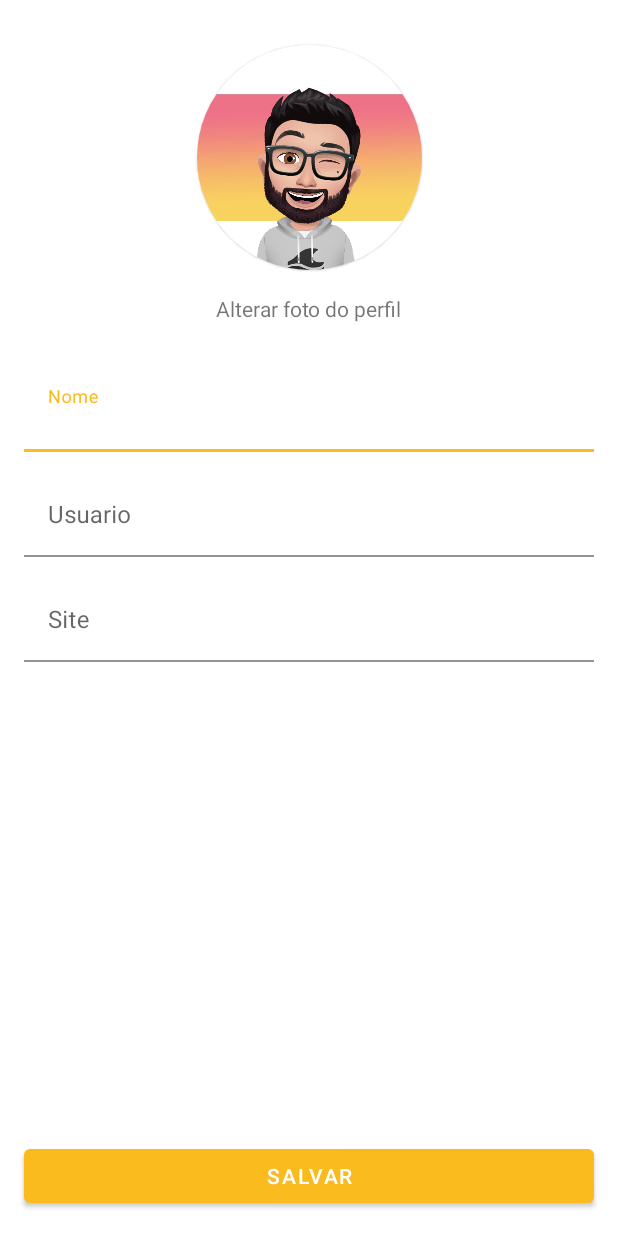
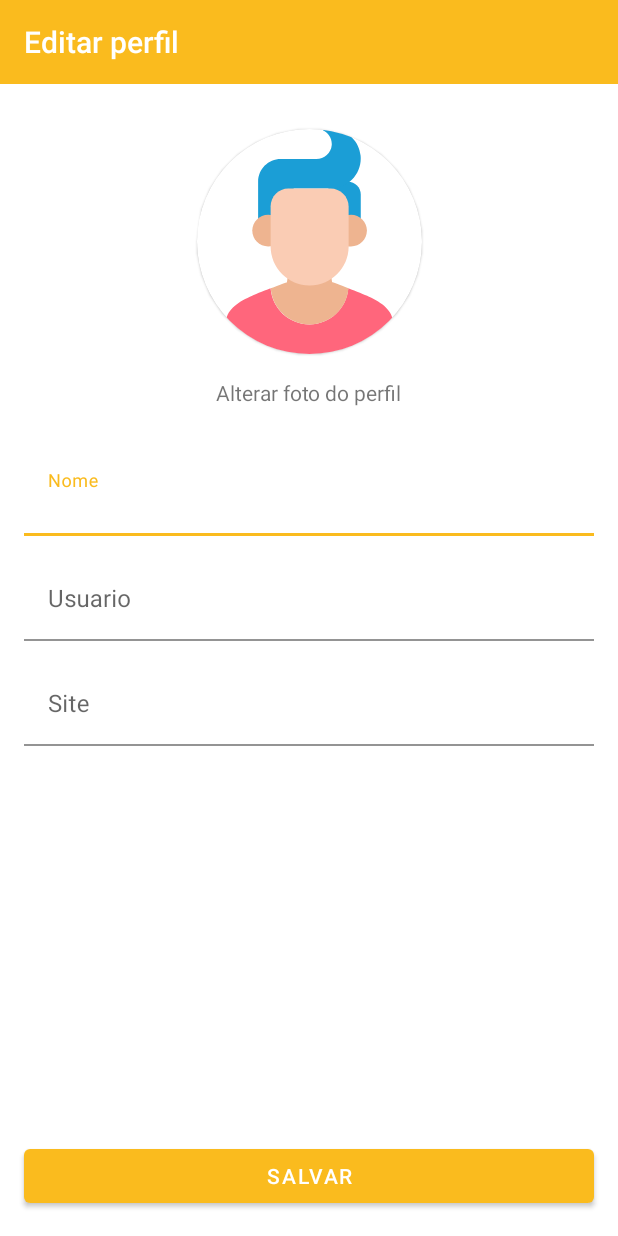
Before and after one commit to caiojj/knowledge-app, an Android app: the EditProfileActivity screen opened directly, with no data from a screen before it, on a phone screen of 412 x 824 dp. Run offline under Robolectric (Android 15) with nearby library versions, the phone set to English and light mode, and no system bars; pictures from the network do not load; 3 statements that could not run were skipped.

Commit message:
Implementação do service de upload de imagem e do glide

```diff
--- a/app/build.gradle
+++ b/app/build.gradle
@@ -37,11 +37,14 @@ android {
 }
 
 dependencies {
-
     implementation 'androidx.core:core-ktx:1.6.0'
     implementation 'androidx.appcompat:appcompat:1.3.1'
     implementation 'com.google.android.material:material:1.4.0'
     implementation 'androidx.constraintlayout:constraintlayout:2.1.0'
+
+    // https://github.com/bumptech/glide
+    implementation 'com.github.bumptech.glide:glide:4.12.0'
+    annotationProcessor 'com.github.bumptech.glide:compiler:4.12.0'
 
     //retrofit @see https://square.github.io/retrofit/
     implementation "com.squareup.retrofit2:retrofit:2.9.0"
--- a/app/src/main/AndroidManifest.xml
+++ b/app/src/main/AndroidManifest.xml
@@ -4,6 +4,7 @@
 
     <uses-permission android:name="android.permission.INTERNET" />
     <uses-permission android:name="android.permission.READ_EXTERNAL_STORAGE"/>
+    <uses-permission android:name="android.permission.WRITE_EXTERNAL_STORAGE"/>
 
     <application
         android:name=".App"
--- a/app/src/main/java/br/com/knowledge/core/UseCase.kt
+++ b/app/src/main/java/br/com/knowledge/core/UseCase.kt
@@ -11,6 +11,12 @@ abstract class UseCase<Param, Source> {
         abstract suspend fun execute(param1: Param1, param2: Param2): Flow<Source>
 
         open suspend operator fun invoke(param1: Param1, param2: Param2) = execute(param1, param2)
+    }
+
+    abstract class FourParams<Param1, Param2, Param3,Source> {
+        abstract suspend fun execute(param1: Param1, param2: Param2, param3: Param3): Flow<Source>
+
+        open suspend operator fun invoke(param1: Param1, param2: Param2, param3: Param3) = execute(param1, param2, param3)
     }
 
     abstract class NoParam<Source> : UseCase<None, Flow<Source>>() {
--- a/app/src/main/java/br/com/knowledge/data/di/DataModule.kt
+++ b/app/src/main/java/br/com/knowledge/data/di/DataModule.kt
@@ -7,6 +7,7 @@ import br.com.knowledge.data.repository.KnowledgeRepositoryImp
 import br.com.knowledge.data.services.ArticlesServices
 import br.com.knowledge.data.services.CreateAccountServices
 import br.com.knowledge.data.services.LoginServices
+import br.com.knowledge.data.services.UploadImageService
 import com.google.gson.GsonBuilder
 import okhttp3.OkHttpClient
 import okhttp3.logging.HttpLoggingInterceptor
@@ -37,7 +38,7 @@ object DataModule {
     private fun repositoryModule(): Module {
         return module {
             single<KnowledgeRepository> {
-                KnowledgeRepositoryImp(get(), get(), get(), get())
+                KnowledgeRepositoryImp(get(), get(), get(), get(), get())
             }
         }
     }
@@ -70,6 +71,9 @@ object DataModule {
             single {
                 createService<ArticlesServices>(get(), get())
             }
+            single {
+                createService<UploadImageService>(get(), get())
+            }
         }
     }
 
--- a/app/src/main/java/br/com/knowledge/data/model/ActiveUser.kt
+++ b/app/src/main/java/br/com/knowledge/data/model/ActiveUser.kt
@@ -2,6 +2,7 @@ package br.com.knowledge.data.model
 
 import androidx.room.Entity
 import androidx.room.PrimaryKey
+import java.io.Serializable
 
 @Entity(tableName = "active_user")
 data class ActiveUser(
@@ -9,6 +10,7 @@ data class ActiveUser(
     val id: Long,
     val name: String,
     val email: String,
+    val imageUrl: String?,
     val admin: Boolean,
     val token: String,
-)
+) : Serializable
--- a/app/src/main/java/br/com/knowledge/data/model/ResponseLogin.kt
+++ b/app/src/main/java/br/com/knowledge/data/model/ResponseLogin.kt
@@ -5,6 +5,7 @@ data class ResponseLogin(
     val name: String,
     val email: String,
     val admin: Boolean,
+    val imageUrl: String?,
     val iat: Long,
     val exp: Long,
     val token: String,
--- a/app/src/main/java/br/com/knowledge/data/repository/KnowledgeRepository.kt
+++ b/app/src/main/java/br/com/knowledge/data/repository/KnowledgeRepository.kt
@@ -3,6 +3,8 @@ package br.com.knowledge.data.repository
 import br.com.knowledge.data.model.*
 import kotlinx.coroutines.flow.Flow
 import okhttp3.Authenticator
+import okhttp3.MultipartBody
+import okhttp3.RequestBody
 import org.jetbrains.annotations.NotNull
 import retrofit2.Response
 
@@ -26,4 +28,6 @@ interface KnowledgeRepository {
     suspend fun delete(email: String)
 
     suspend fun getEmail() : Flow<List<String>>
+
+    suspend fun updateImageProfile(token: String, id: Long, image: MultipartBody.Part) : Flow<Response<Void>>
 }
--- /dev/null
+++ b/app/src/main/java/br/com/knowledge/domain/UploadImageUseCase.kt
@@ -0,0 +1,20 @@
+package br.com.knowledge.domain
+
+import br.com.knowledge.core.UseCase
+import br.com.knowledge.data.repository.KnowledgeRepository
+import kotlinx.coroutines.flow.Flow
+import okhttp3.MultipartBody
+import okhttp3.RequestBody
+import retrofit2.Response
+
+class UploadImageUseCase(
+    private val repository: KnowledgeRepository
+) : UseCase.FourParams<String, Long, MultipartBody.Part, Response<Void>>() {
+    override suspend fun execute(
+        param1: String,
+        param2: Long,
+        param3: MultipartBody.Part
+    ): Flow<Response<Void>> {
+        return repository.updateImageProfile(param1, param2, param3)
+    }
+}
--- a/app/src/main/java/br/com/knowledge/domain/di/DomainModule.kt
+++ b/app/src/main/java/br/com/knowledge/domain/di/DomainModule.kt
@@ -22,6 +22,7 @@ object DomainModule {
             factory { GetTokenUseCase(get()) }
             factory { GetEmailUseCase(get()) }
             factory { GetMyArticlesUseCase(get()) }
+            factory { UploadImageUseCase(get()) }
         }
     }
 }
--- a/app/src/main/java/br/com/knowledge/presentation/di/PresentationModule.kt
+++ b/app/src/main/java/br/com/knowledge/presentation/di/PresentationModule.kt
@@ -1,9 +1,6 @@
 package br.com.knowledge.presentation.di
 
-import br.com.knowledge.presentation.MainViewModel
-import br.com.knowledge.presentation.LoginViewModel
-import br.com.knowledge.presentation.CreateAccountViewModel
-import br.com.knowledge.presentation.SplashScreenViewModel
+import br.com.knowledge.presentation.*
 import org.koin.androidx.viewmodel.dsl.viewModel
 import org.koin.core.context.loadKoinModules
 import org.koin.core.module.Module
@@ -21,6 +18,7 @@ object PresentationModule {
             viewModel { CreateAccountViewModel(get()) }
             viewModel { MainViewModel(get(), get(), get(), get(), get(), get()) }
             viewModel { SplashScreenViewModel(get()) }
+            viewModel { EditProfileViewModel(get(), get()) }
         }
     }
 }
--- a/app/src/main/java/br/com/knowledge/ui/EditProfileActivity.kt
+++ b/app/src/main/java/br/com/knowledge/ui/EditProfileActivity.kt
@@ -5,24 +5,74 @@ import android.annotation.SuppressLint
 import android.app.Activity
 import android.content.Intent
 import android.content.pm.PackageManager
+import android.net.Uri
 import android.os.Build
 import androidx.appcompat.app.AppCompatActivity
 import android.os.Bundle
 import android.util.Log
+import br.com.knowledge.R
+import br.com.knowledge.core.extensions.createDialog
+import br.com.knowledge.core.extensions.createProgressDialog
+import br.com.knowledge.core.extensions.loadingImage
+import br.com.knowledge.data.model.ActiveUser
 import br.com.knowledge.databinding.ActivityEditProfileBinding
+import br.com.knowledge.presentation.EditProfileViewModel
+import com.bumptech.glide.Glide
+import org.koin.androidx.viewmodel.ext.android.viewModel
 
 class EditProfileActivity : AppCompatActivity() {
+
+    private val binding by lazy { ActivityEditProfileBinding.inflate(layoutInflater) }
+    private val viewModel by viewModel<EditProfileViewModel>()
+    private val dialog by lazy {  createProgressDialog() }
+    private val activeUser: ActiveUser by lazy { initUser() }
+    private lateinit var image: Uri
 
     companion object {
         private val PERMISSION_CODE_IMAGE_PICK = 100
         private val IMAGE_PICK_CODE = 101
     }
 
-    private val binding by lazy { ActivityEditProfileBinding.inflate(layoutInflater) }
     override fun onCreate(savedInstanceState: Bundle?) {
         super.onCreate(savedInstanceState)
         setContentView(binding.root)
         bindingListeners()
+        bindingObserver()
+        initComponent()
+    }
+
+    private fun initUser() : ActiveUser {
+        return intent.getSerializableExtra("activeUser") as ActiveUser
+    }
+
+    private fun initComponent() {
+        binding.tieName.setText(activeUser.name)
+
+        loadingImage(binding.root.context, activeUser.imageUrl, binding.ivProfile)
+    }
+
+    private fun bindingObserver() {
+        viewModel.state.observe(this) {
+            when(it) {
+                EditProfileViewModel.State.Loading -> {
+                    dialog.show()
+                }
+                is EditProfileViewModel.State.Uploaded -> {
+                    dialog.dismiss()
+                    if(it.res.isSuccessful)  {
+                        binding.ivProfile.setImageURI(image)
+                    } else {
+                        createDialog {
+                            setMessage("${it.res.message()}")
+                        }
+                    }
+                }
+                is EditProfileViewModel.State.Error -> {
+                    dialog.dismiss()
+                    Log.e("Uploaded Error", "${it.error}")
+                }
+            }
+        }
     }
 
     private fun bindingListeners() {
@@ -63,8 +113,8 @@ class EditProfileActivity : AppCompatActivity() {
                 if (grantResults.isNotEmpty() && grantResults[0] == PackageManager.PERMISSION_GRANTED) {
                     pickImageFromGallery()
                 } else {
-                    // Abri uma activity que esclarece por que esta
-                    // permissão e necessario para o funcionamento do app
+                // Implementação de uma activity que da mais
+                // detahes para o usuário do porque a permissão e necessária
                 }
             }
         }
@@ -72,11 +122,13 @@ class EditProfileActivity : AppCompatActivity() {
 
     @SuppressLint("MissingSuperCall")
     override fun onActivityResult(requestCode: Int, resultCode: Int, data: Intent?) {
-        Log.e("PICK", "PEGAR MENSAGEM")
-        Log.e("Result", "${resultCode == Activity.RESULT_OK}-${requestCode == IMAGE_PICK_CODE}")
-
         if(resultCode == Activity.RESULT_OK && requestCode == IMAGE_PICK_CODE) {
-            binding.ivProfile.setImageURI(data?.data)
+            data?.let {
+                viewModel.uploadImage(activeUser.token, activeUser.id, it)
+            }
+            data?.data?.let {
+                image = it
+            }
         }
     }
 }
--- /dev/null
+++ b/app/src/main/res/drawable/ic_profile_avatar.xml
@@ -0,0 +1,27 @@
+<vector xmlns:android="http://schemas.android.com/apk/res/android"
+    android:width="393.101dp"
+    android:height="393.101dp"
+    android:viewportWidth="393.101"
+    android:viewportHeight="393.101">
+  <path
+      android:pathData="M300.47,292.963c-7.628,-3.426 -22.562,-9.438 -36.137,-14.675c-2.651,35.103 -31.935,63.16 -67.879,63.16s-65.228,-27.798 -67.879,-63.16c-13.64,5.236 -28.832,11.249 -36.137,14.933c-22.562,10.473 -42.214,23.596 -42.214,47.709v52.17h292.655v-52.17C342.684,316.559 322.773,303.242 300.47,292.963z"
+      android:fillColor="#FF667C"/>
+  <path
+      android:pathData="M286.053,165.157h-56.566V92.042h34.327c12.283,0 22.303,9.956 22.303,22.303v50.812H286.053z"
+      android:fillColor="#1B9ED6"/>
+  <path
+      android:pathData="M285.795,46.208c-2.327,-23.079 -20.428,-41.891 -43.248,-45.576c-8.145,-1.293 -15.709,-0.517 -22.82,1.552c9.956,4.202 16.485,14.416 15.709,25.923c-1.034,13.899 -13.123,24.372 -26.958,24.372h-62.125c-21.721,0 -39.564,17.584 -39.564,39.564v11.248v64.711h62.125v-64.194h65.487C264.849,103.808 288.963,77.109 285.795,46.208z"
+      android:fillColor="#1B9ED6"/>
+  <path
+      android:pathData="M132.066,150.741c-2.457,-0.711 -4.978,-1.099 -7.693,-1.099c-15.321,0 -27.798,12.412 -27.798,27.798c0,15.321 12.412,27.798 27.798,27.798c2.651,0 5.236,-0.388 7.693,-1.099V150.741z"
+      android:fillColor="#EEB490"/>
+  <path
+      android:pathData="M269.051,149.707c-2.651,0 -5.236,0.388 -7.693,1.099v53.398c2.457,0.711 4.978,1.099 7.693,1.099c15.321,0 27.798,-12.412 27.798,-27.798C296.785,162.119 284.373,149.707 269.051,149.707z"
+      android:fillColor="#EEB490"/>
+  <path
+      android:pathData="M236.017,267.299l-3.168,-19.653h-72.792l-2.909,19.911c0,0 -13.382,4.978 -28.315,10.731c2.651,35.103 31.935,63.16 67.879,63.16s65.228,-27.798 67.879,-63.16C249.399,272.277 236.017,267.299 236.017,267.299z"
+      android:fillColor="#EEB490"/>
+  <path
+      android:pathData="M233.108,103.808h-73.309c-17.261,0 -31.16,13.899 -31.16,31.16v70.206c0,37.495 30.384,68.137 68.137,68.137l0,0c37.495,0 68.137,-30.384 68.137,-68.137v-70.141C264.591,117.707 250.433,103.808 233.108,103.808z"
+      android:fillColor="#FACCB4"/>
+</vector>
--- a/app/src/main/res/layout/activity_edit_profile.xml
+++ b/app/src/main/res/layout/activity_edit_profile.xml
@@ -20,10 +20,21 @@
         android:layout_width="wrap_content"
         android:layout_height="wrap_content"/>
 
+    <Toolbar
+        android:id="@+id/tb_edit_profile"
+        app:layout_constraintTop_toTopOf="parent"
+        app:layout_constraintEnd_toEndOf="parent"
+        android:background="@color/yellow"
+        android:title="Editar perfil"
+        android:titleTextColor="@color/white"
+        app:layout_constraintStart_toStartOf="parent"
+        android:layout_width="match_parent"
+        android:layout_height="wrap_content"/>
+
     <com.google.android.material.card.MaterialCardView
         android:id="@+id/cv_edit_profile"
         android:layout_marginTop="30dp"
-        app:layout_constraintTop_toTopOf="parent"
+        app:layout_constraintTop_toBottomOf="@id/tb_edit_profile"
         app:layout_constraintStart_toStartOf="parent"
         app:layout_constraintEnd_toEndOf="parent"
         android:layout_width="wrap_content"
@@ -36,7 +47,7 @@
             android:id="@+id/iv_profile"
             android:layout_width="150dp"
             android:layout_height="150dp"
-            android:src="@drawable/avatar" />
+            android:src="@drawable/ic_profile_avatar" />
     </com.google.android.material.card.MaterialCardView>
 
     <TextView
@@ -80,7 +91,7 @@
         android:layout_height="wrap_content">
 
         <com.google.android.material.textfield.TextInputEditText
-            android:id="@id/tie_name"
+            android:id="@+id/tie_user"
             android:background="@color/white"
             android:layout_width="match_parent"
             android:layout_height="wrap_content"/>
```
Also changed, not shown: app/src/main/java/br/com/knowledge/core/extensions/AppExtensions.kt (+12 -0 lines), app/src/main/java/br/com/knowledge/data/repository/KnowledgeRepositoryImp.kt (+20 -1 lines), app/src/main/java/br/com/knowledge/data/services/UploadImageService.kt (added, +17 -0 lines), app/src/main/java/br/com/knowledge/presentation/EditProfileViewModel.kt (added, +71 -0 lines), app/src/main/java/br/com/knowledge/ui/LoginActivity.kt (+10 -7 lines), app/src/main/java/br/com/knowledge/ui/ProfileFragment.kt (+9 -3 lines).
